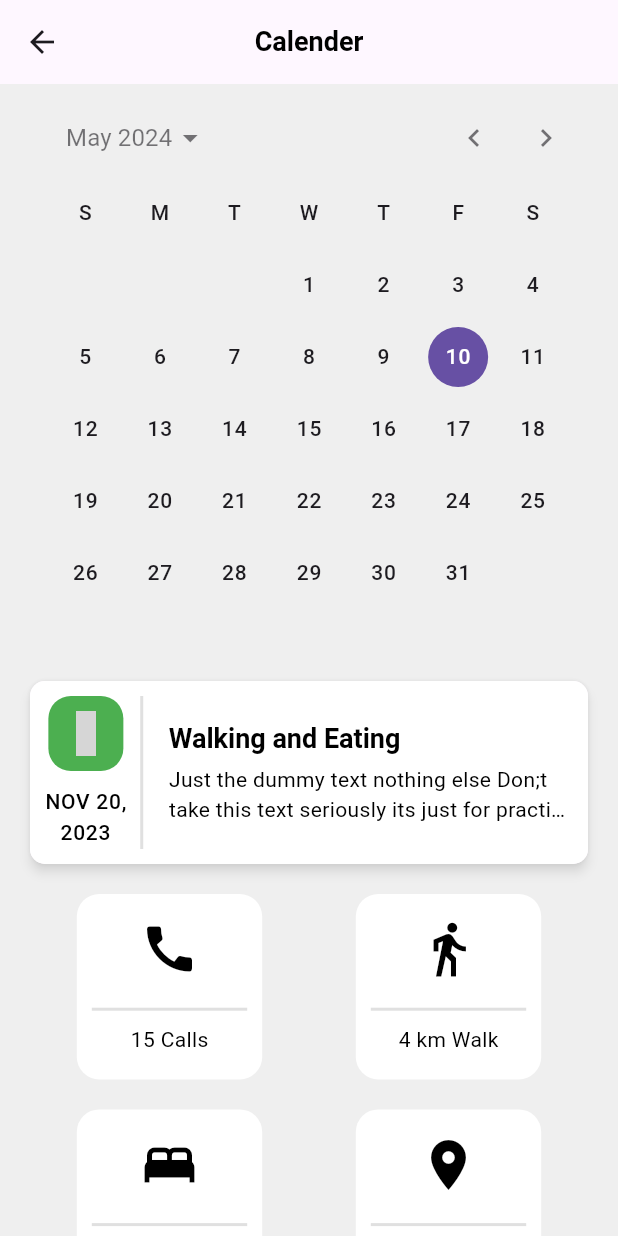
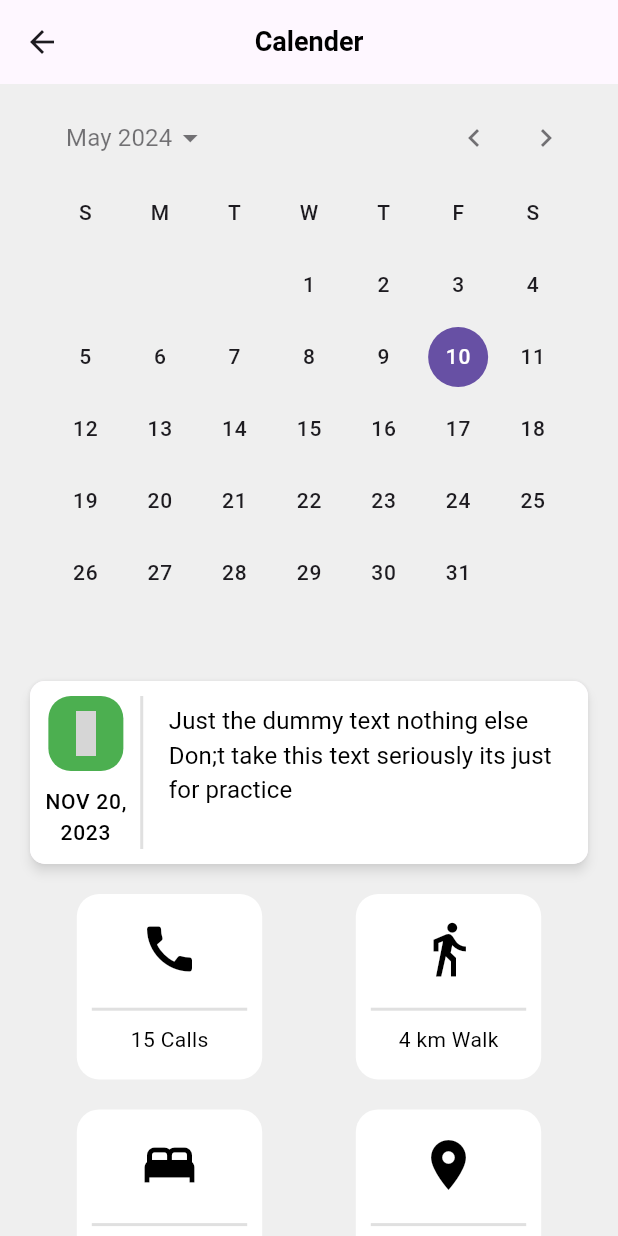
Before and after one commit to Tayyab2267/everyday_chronicles, a Flutter app: the CalenderScreen screen opened directly, on a phone screen of 412 x 824 dp. Run offline on Flutter 3.47's test engine with Material 3 defaults, Android fonts, the light colour scheme and no system bars; our stand-ins replace awesome_notifications, cloud_firestore, firebase_auth, firebase_core, flutter_local_notifications, flutter_otp_text_field and 19 more; missing offline and left inert: call_log, carp_background_location, dart:ffi, device_apps, flutter_background_geolocation, photo_gallery and 3 more; accounts and stored records are empty; Roboto replaces fonts that are missing (Poppins); grey boxes are pictures that could not be loaded.

Commit message:
Summary_text Model has been integrated

```diff
--- a/lib/src/common_widgets/cards/daily_record_card.dart
+++ b/lib/src/common_widgets/cards/daily_record_card.dart
@@ -10,17 +10,19 @@ class DailyRecordCard extends StatelessWidget {
     required this.cardIcon,
     required this.cardTitle,
     required this.cardSubTitle,
+    required this.cardSummary,
     required this.cardDate,
     this.onTap,
   });
 
   final cardIcon;
   final color;
-  final String cardTitle, cardSubTitle, cardDate;
+  final String cardTitle, cardSubTitle, cardSummary, cardDate;
   final VoidCallback? onTap;
 
   @override
   Widget build(BuildContext context) {
+
     return Padding(
       padding: const EdgeInsets.only(bottom: 10.0),
       child: Material(
@@ -75,22 +77,23 @@ class DailyRecordCard extends StatelessWidget {
                         Expanded(
                           // Wrap the Column with Expanded
                           child: Column(
-                            mainAxisAlignment: MainAxisAlignment.center,
+                            // mainAxisAlignment: MainAxisAlignment.center,
                             crossAxisAlignment: CrossAxisAlignment.start,
                             children: [
-                              Text(
-                                cardTitle,
-                                style: Theme
-                                    .of(context)
-                                    .textTheme
-                                    .headlineSmall,
-                                maxLines: 1,
-                              ),
+                              // Text(
+                              //   cardTitle,
+                              //   style: Theme
+                              //       .of(context)
+                              //       .textTheme
+                              //       .headlineSmall,
+                              //   maxLines: 1,
+                              // ),
                               const SizedBox(height: 5),
                               Text(
-                                cardSubTitle,
-                                maxLines: 2,
+                                cardSummary,
+                                maxLines: 3,
                                 overflow: TextOverflow.ellipsis,
+                                style: Theme.of(context).textTheme.titleSmall,
                               ),
                             ],
                           ),
--- a/lib/src/features/core/controllers/background_service_controller.dart
+++ b/lib/src/features/core/controllers/background_service_controller.dart
@@ -25,7 +25,6 @@ class BackgroundServiceController extends GetxController {
 
   /// Text will send to server to fetch Mood
   Future<String> sendTextToPredictEmotion(String text) async {
-    // var url = 'http://127.0.0.1:5001/predict-emotion';
     var url = 'http://192.168.0.113:5001/predict-emotion';
     var response = await http.post(Uri.parse(url),
         headers: {"Content-Type": "application/json"},
@@ -369,6 +368,7 @@ class BackgroundServiceController extends GetxController {
         "Title of the day",
         "This is the dummy text",
         "this is dummy 3 am thoughts",
+        "Here the summary will be displayed when user enter something inside 3am thoughts and daily doing",
       );
       print("-----> After SQL Flite");
     } catch (ex) {
--- a/lib/src/features/core/screens/calender/calender_screen.dart
+++ b/lib/src/features/core/screens/calender/calender_screen.dart
@@ -41,8 +41,8 @@ class CalenderScreen extends StatelessWidget {
                 color: Colors.green,
                 cardIcon: LineAwesomeIcons.smiling_face_with_heart_eyes,
                 cardTitle: "Walking and Eating",
-                cardSubTitle:
-                    "Just the dummy text nothing else Don;t take this text seriously its just for practice",
+                cardSubTitle:"Just the dummy text nothing else Don;t take this text seriously its just for practice",
+                cardSummary:"Just the dummy text nothing else Don;t take this text seriously its just for practice",
                 cardDate: "Nov 20,\n2023",
               ),
               const SizedBox(height: 10),
--- a/lib/src/features/core/screens/home/home.dart
+++ b/lib/src/features/core/screens/home/home.dart
@@ -1,6 +1,7 @@
+import 'dart:async';
+import 'package:carp_background_location/carp_background_location.dart';
 import 'package:everyday_chronicles/src/features/core/controllers/sql_helper.dart';
 import 'package:everyday_chronicles/src/features/core/screens/home/bottom_navigation_bar_widget.dart';
-import 'package:everyday_chronicles/src/features/core/screens/home/notification_screen.dart';
 import 'package:everyday_chronicles/src/features/core/screens/profile/profile_screen.dart';
 import 'package:flutter/material.dart';
 import 'package:flutter_local_notifications/flutter_local_notifications.dart';
@@ -12,6 +13,7 @@ import '../../../../constants/colors.dart';
 import '../../controllers/selected_tags_controller.dart';
 import '../../controllers/weather_controller.dart';
 import '../card/card_screen.dart';
+import 'notification_screen.dart';
 
 class Home extends StatefulWidget {
   const Home({super.key});
@@ -188,6 +190,7 @@ class _HomeState extends State<Home> {
                     cardDate: record['date'],
                     cardTitle: record['title'],
                     cardSubTitle: record['subtitle'],
+                    cardSummary: record['summary'] ?? "",
                     color: record['icon'] == "fantastic"
                         ? Colors.green
                         : record['icon'] == "happy"
```
Also changed, not shown: lib/src/features/core/controllers/sql_helper.dart (+80 -39 lines), lib/src/features/core/screens/home/home_add_screen.dart (+31 -6 lines).
